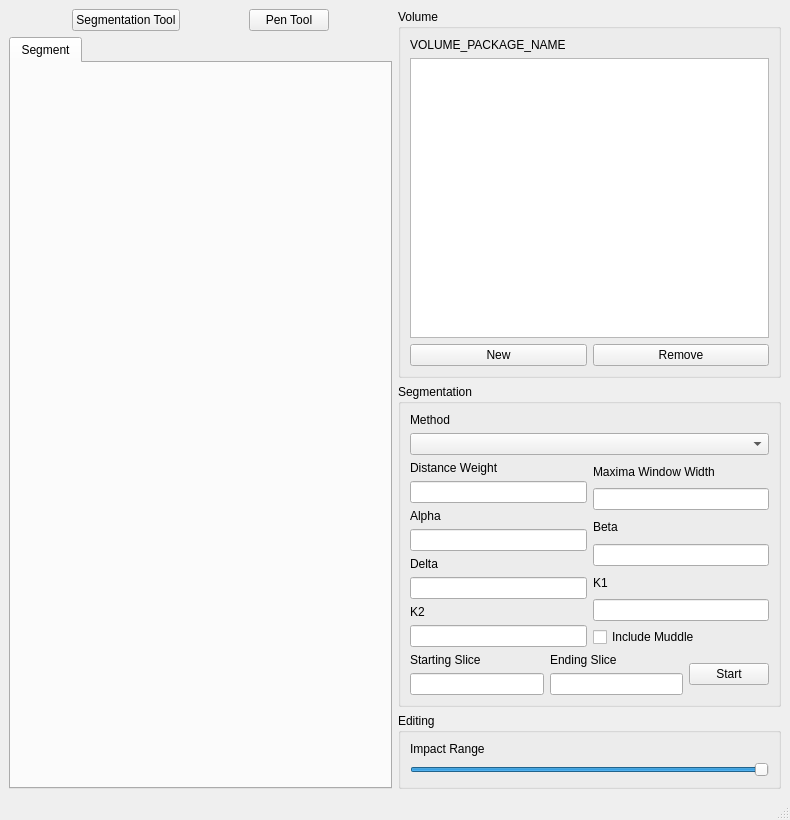
Before: the Qt Designer form volume-cartographer/apps/VC/VCMain.ui in SuperOptimizer/villa, drawn with Qt 5.
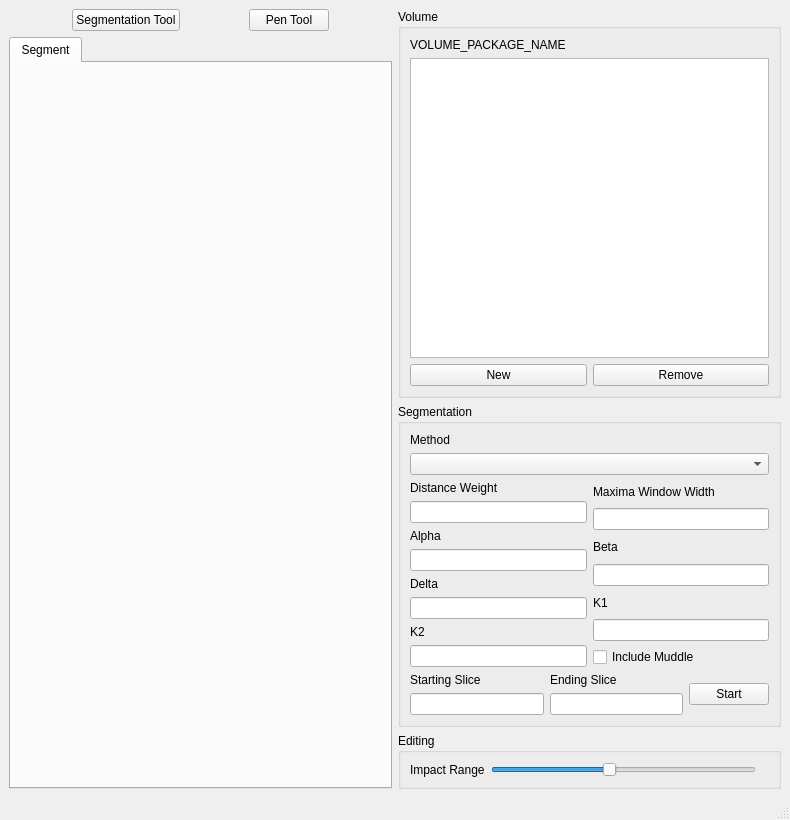
After: the same form once the commit is applied.

Commit message: (VC) Set impact range slider to match new cloud density. Update GUI to show what the impact range actually is.

```diff
--- a/volume-cartographer/apps/VC/VCMain.ui
+++ b/volume-cartographer/apps/VC/VCMain.ui
@@ -317,7 +317,7 @@
         <property name="title">
          <string>Editing</string>
         </property>
-        <layout class="QVBoxLayout" name="verticalLayout_13">
+        <layout class="QHBoxLayout" name="verticalLayout_13">
          <item>
           <widget class="QLabel" name="label">
            <property name="text">
@@ -328,19 +328,22 @@
          <item>
           <widget class="QSlider" name="sldImpactRange">
            <property name="minimum">
-            <number>5</number>
+            <number>1</number>
            </property>
            <property name="maximum">
-            <number>25</number>
+            <number>10</number>
            </property>
            <property name="value">
-            <number>25</number>
+            <number>5</number>
            </property>
            <property name="orientation">
             <enum>Qt::Horizontal</enum>
            </property>
           </widget>
          </item>
+         <item>
+          <widget class="QLabel" name="labImpactRange"/>
+         </item>
         </layout>
        </widget>
       </item>
```
The commit also changes 4 other files.
